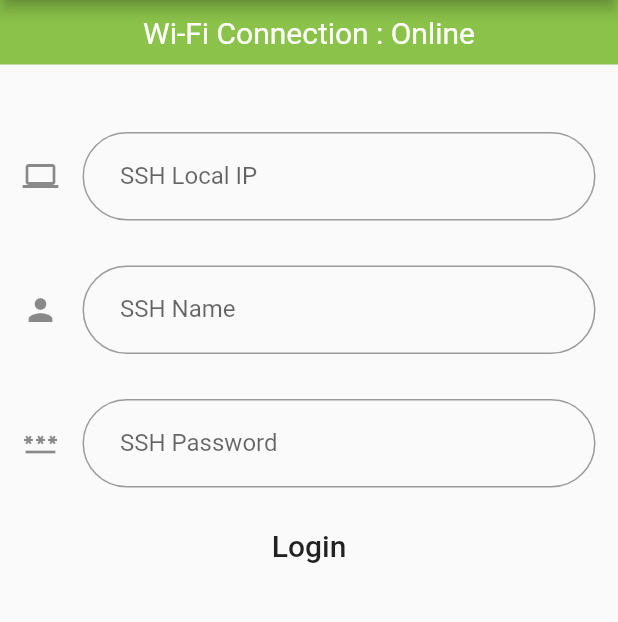
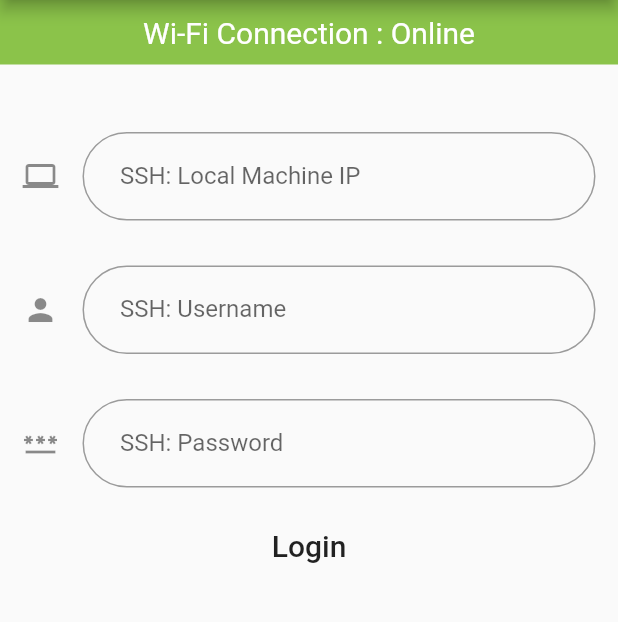
Before and after one commit to denixsucks/SSHx, a Flutter app: the screen it shows after launch, after a tap on "Login", on a phone screen of 412 x 824 dp, the part 84-706 px from its top. Run offline on Flutter 3.47's test engine with Material 2 defaults, Android fonts, the phone set to English and light mode, and no system bars; our stand-ins replace connectivity_plus; missing offline and left inert: dartssh2.

Commit message:
ok now we re okay

```diff
--- a/lib/home.dart
+++ b/lib/home.dart
@@ -1 +1,14 @@
 import 'package:flutter/material.dart';
+import 'package:flutnix/loginscreen.dart';
+
+class UsefulPage extends StatefulWidget {
+  @override
+  _UsefulState createState() => _UsefulState();
+}
+
+class _UsefulState extends State<UsefulPage> {
+  @override
+  Widget build(BuildContext context) {
+    return Scaffold();
+  }
+}
--- a/lib/loginscreen.dart
+++ b/lib/loginscreen.dart
@@ -17,15 +17,14 @@ class _HomeState extends State<Home> {
   String sshIP = '';
   String sshName = '';
   String sshPassword = '';
+  bool isConnectedSSH = false;
 
   @override
   void initState() {
     connection = Connectivity()
         .onConnectivityChanged
         .listen((ConnectivityResult result) {
-      // whenevery connection status is changed.
       if (result == ConnectivityResult.wifi) {
-        //there is no any connection
         setState(() {
           isoffline = false;
         });
@@ -45,15 +44,23 @@ class _HomeState extends State<Home> {
     super.dispose();
   }
 
-  void sshConnect() async {
+  Future<SSHClient?> sshConnect() async {
     setState(() {});
-    final client = SSHClient(
-      await SSHSocket.connect(sshIP, 22),
-      username: sshName,
-      onPasswordRequest: () => sshPassword,
-    );
-    await client.execute("touch ~/kedi.txt");
-    client.close();
+    SSHClient? client;
+    try {
+      client = SSHClient(
+        await SSHSocket.connect(sshIP, 22),
+        username: sshName,
+        onPasswordRequest: () => sshPassword,
+      );
+      isConnectedSSH = true;
+    } catch (e) {
+      client = null;
+      isConnectedSSH = false;
+      debugPrint("Connection refused");
+      debugPrint("Error:" + e.toString());
+    }
+    return client;
   }
 
 //------------------------------- STATELESS WIDGETS
@@ -90,7 +97,7 @@ class _HomeState extends State<Home> {
               });
             },
             decoration: InputDecoration(
-                labelText: 'SSH Local IP',
+                labelText: 'SSH: Local Machine IP',
                 hintText: '192.168.x.x',
                 icon: const Icon(Icons.computer),
                 contentPadding:
@@ -109,7 +116,7 @@ class _HomeState extends State<Home> {
               });
             },
             decoration: InputDecoration(
-                labelText: 'SSH Name',
+                labelText: 'SSH: Username',
                 hintText: 'Example: root',
                 icon: const Icon(Icons.person),
                 contentPadding:
@@ -129,7 +136,7 @@ class _HomeState extends State<Home> {
             },
             obscureText: true,
             decoration: InputDecoration(
-                labelText: 'SSH Password',
+                labelText: 'SSH: Password',
                 hintText: '*************',
                 icon: const Icon(Icons.password),
                 contentPadding:
@@ -145,7 +152,7 @@ class _HomeState extends State<Home> {
             child: TextButton(
               child: const Text('Login',
                   style: TextStyle(color: Colors.black87, fontSize: 20)),
-              onPressed: () => sshConnect(),
+              onPressed: () => {sshConnect()},
             ),
           ),
         )
--- a/lib/splash.dart
+++ b/lib/splash.dart
@@ -27,7 +27,7 @@ class _SplashState extends State<Splash> {
       body: Center(
         // ignore: avoid_unnecessary_containers
         child: Container(
-          child: const Text('Splash Screen',
+          child: const Text('SSHx',
               style: TextStyle(fontSize: 24, fontWeight: FontWeight.bold)),
         ),
       ),
```
